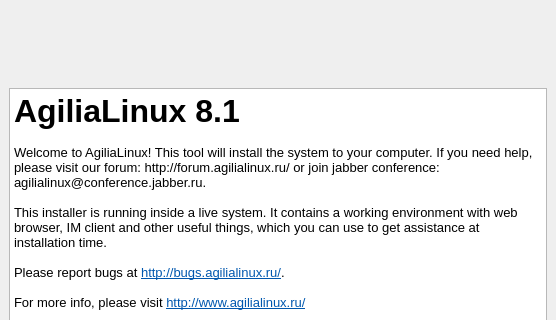
This is guiinstaller/guisetup/mainwindow.ui in aix27249/mpkg as Qt 5 draws it before an edit; both pictures show x 0 to 556 and y 0 to 320 of the 556 by 464 pixel window. The edited form follows.
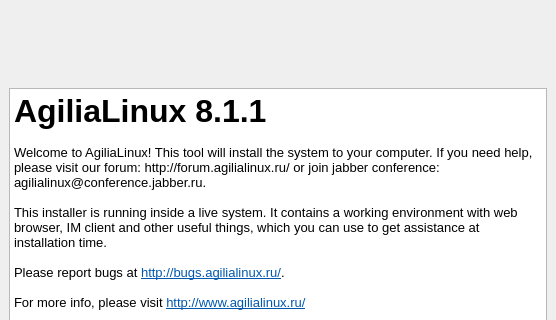
This is the edited form. Icons and pictures are not drawn.

Commit message: installer: OS version bump

Patch:
```diff
--- a/guiinstaller/guisetup/mainwindow.ui
+++ b/guiinstaller/guisetup/mainwindow.ui
@@ -129,7 +129,7 @@
 &lt;html&gt;&lt;head&gt;&lt;meta name=&quot;qrichtext&quot; content=&quot;1&quot; /&gt;&lt;style type=&quot;text/css&quot;&gt;
 p, li { white-space: pre-wrap; }
 &lt;/style&gt;&lt;/head&gt;&lt;body style=&quot; font-family:'Ubuntu'; font-size:10pt; font-weight:400; font-style:normal;&quot;&gt;
-&lt;p style=&quot; margin-top:0px; margin-bottom:0px; margin-left:0px; margin-right:0px; -qt-block-indent:0; text-indent:0px;&quot;&gt;&lt;span style=&quot; font-family:'Droid Sans'; font-size:24pt; font-weight:600;&quot;&gt;AgiliaLinux 8.1&lt;/span&gt;&lt;/p&gt;
+&lt;p style=&quot; margin-top:0px; margin-bottom:0px; margin-left:0px; margin-right:0px; -qt-block-indent:0; text-indent:0px;&quot;&gt;&lt;span style=&quot; font-family:'Droid Sans'; font-size:24pt; font-weight:600;&quot;&gt;AgiliaLinux 8.1.1&lt;/span&gt;&lt;/p&gt;
 &lt;p style=&quot; margin-top:0px; margin-bottom:0px; margin-left:0px; margin-right:0px; -qt-block-indent:0; text-indent:0px;&quot;&gt;&lt;span style=&quot; font-family:'Droid Sans';&quot;&gt;	&lt;/span&gt;&lt;/p&gt;
 &lt;p style=&quot; margin-top:0px; margin-bottom:0px; margin-left:0px; margin-right:0px; -qt-block-indent:0; text-indent:0px;&quot;&gt;&lt;span style=&quot; font-family:'Droid Sans';&quot;&gt;Welcome to AgiliaLinux! This tool will install the system to your computer. If you need help, please visit our forum: http://forum.agilialinux.ru/ or join jabber conference: agilialinux@conference.jabber.ru. &lt;/span&gt;&lt;/p&gt;
 &lt;p style=&quot;-qt-paragraph-type:empty; margin-top:0px; margin-bottom:0px; margin-left:0px; margin-right:0px; -qt-block-indent:0; text-indent:0px; font-family:'Droid Sans';&quot;&gt;&lt;/p&gt;
```
The commit also changes 2 other files.
